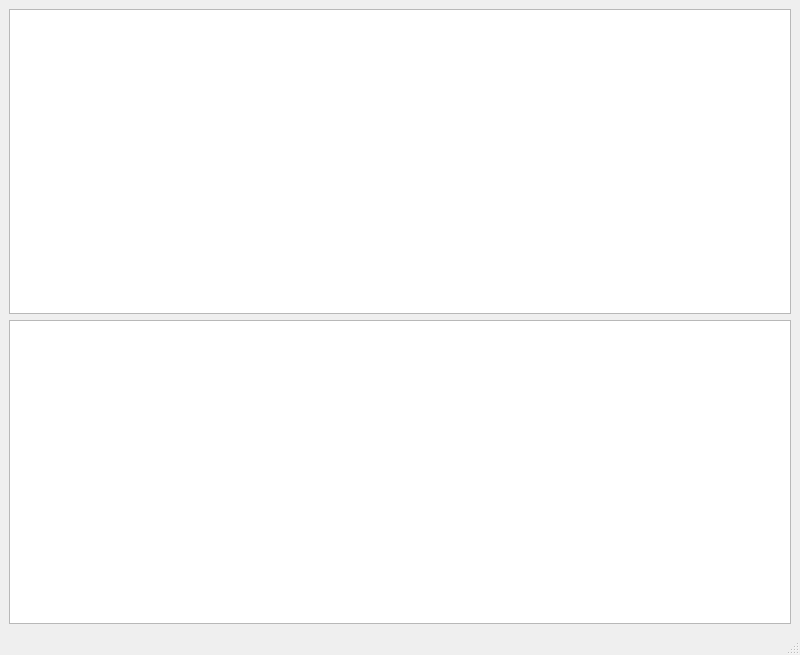
This is src/UI/mainwindow.ui in apriorit/process-file-monitor-2022-2 as Qt 5 draws it before an edit. The edited form follows.
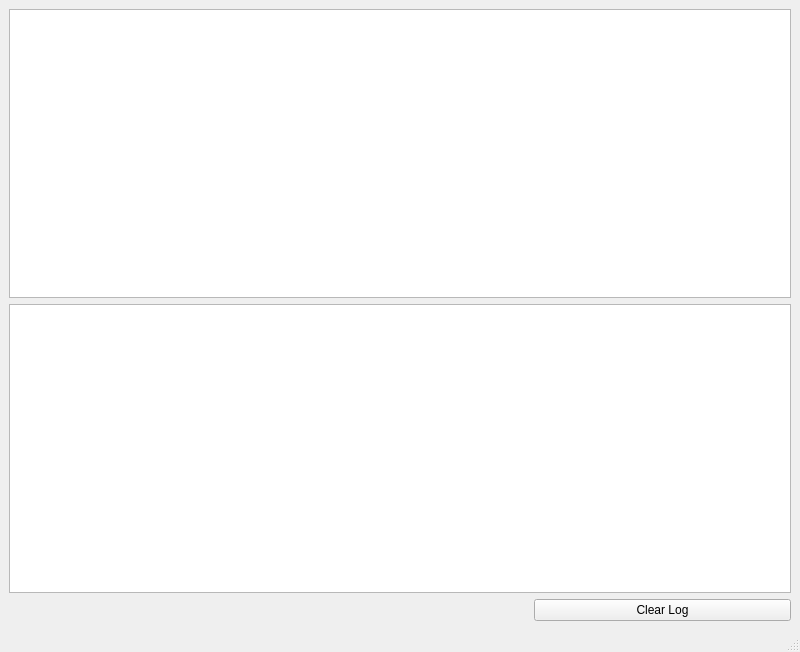
This is the edited form.

What changed in the file:
```diff
--- a/src/UI/mainwindow.ui
+++ b/src/UI/mainwindow.ui
@@ -7,7 +7,7 @@
     <x>0</x>
     <y>0</y>
     <width>800</width>
-    <height>655</height>
+    <height>652</height>
    </rect>
   </property>
   <property name="windowTitle">
@@ -28,6 +28,23 @@
     <item>
      <widget class="QListView" name="LogView"/>
     </item>
+    <item>
+     <layout class="QHBoxLayout" name="horizontalLayout">
+      <item>
+       <widget class="QWidget" name="placeholder2" native="true"/>
+      </item>
+      <item>
+       <widget class="QWidget" name="placeholder1" native="true"/>
+      </item>
+      <item>
+       <widget class="QPushButton" name="pushButton">
+        <property name="text">
+         <string>Clear Log</string>
+        </property>
+       </widget>
+      </item>
+     </layout>
+    </item>
    </layout>
   </widget>
   <widget class="QMenuBar" name="menubar">
```
